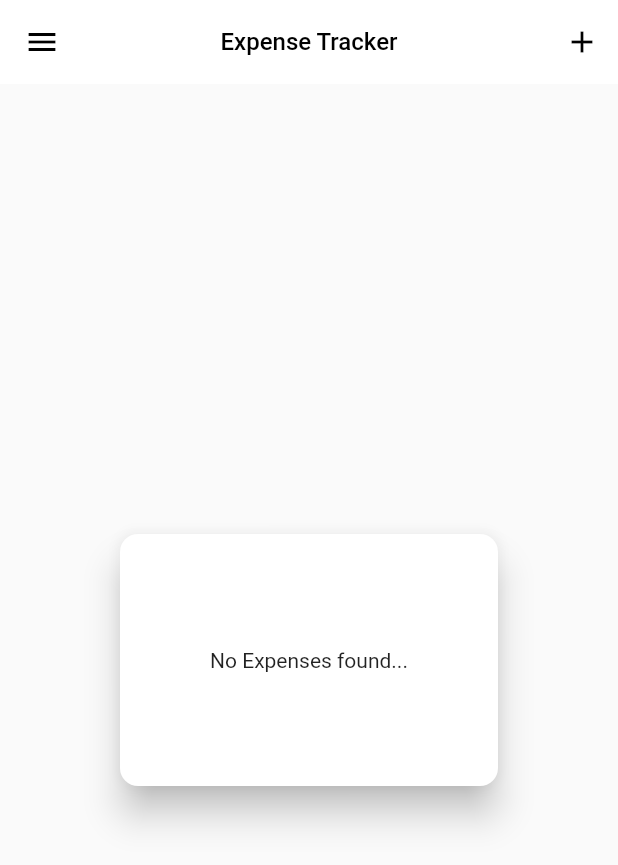
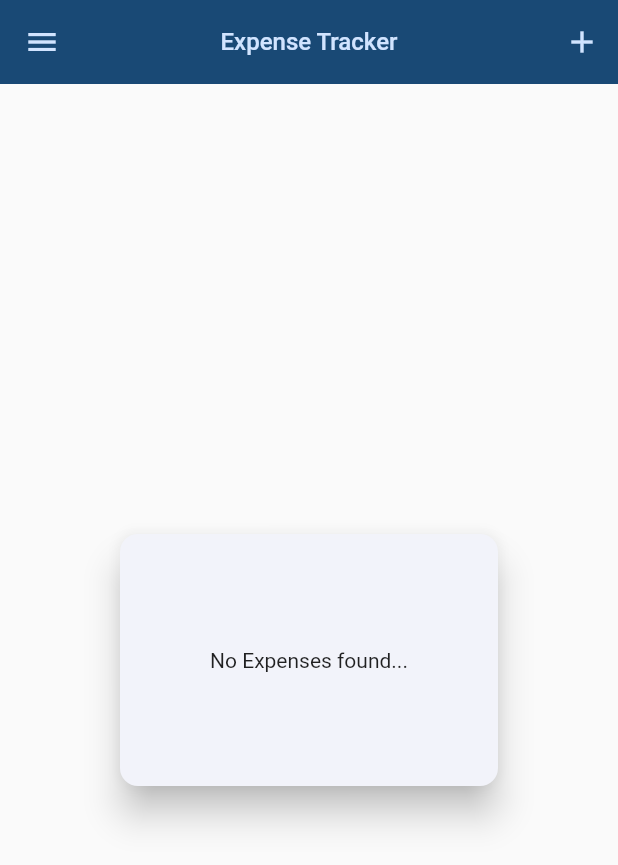
Before and after one commit to GetRighhttt/ExpenseTrackerFlutter, a Flutter app: the screen it shows after launch, on a phone screen of 412 x 824 dp. Shown: the top 865 px of the screen. Run offline on Flutter 3.47's test engine with Material 2 defaults, Android fonts, the phone set to English and light mode, and no system bars.

Commit message:
theming text and styling dark and light mode.

```diff
--- a/expense_tracker/lib/main.dart
+++ b/expense_tracker/lib/main.dart
@@ -1,5 +1,11 @@
 import 'package:flutter/material.dart';
 import 'pages/expense_page.dart';
+
+// defining a color scheme for theming using fromSeed which defines colors that
+// automatically work with the color defined by Flutter
+var kColorScheme = ColorScheme.fromSeed(seedColor: Colors.blue);
+var kDarkColorScheme = ColorScheme.fromSeed(
+    brightness: Brightness.dark, seedColor: Colors.blue.shade900);
 
 void main() {
   runApp(const MyApp());
@@ -8,14 +14,62 @@ void main() {
 class MyApp extends StatelessWidget {
   const MyApp({super.key});
 
+// working with theming and figuring out how it works
   @override
   Widget build(BuildContext context) {
     return MaterialApp(
       title: 'Expense Tracker',
       debugShowCheckedModeBanner: false,
+      darkTheme: ThemeData.dark().copyWith(
+        useMaterial3: true,
+        colorScheme: kDarkColorScheme,
+        cardTheme: const CardTheme().copyWith(
+          elevation: 10,
+          margin: const EdgeInsets.all(10),
+        ),
+        textTheme: ThemeData().textTheme.copyWith(
+              bodyLarge: TextStyle(
+                fontWeight: FontWeight.w500,
+                fontSize: 16,
+                color: kDarkColorScheme.onPrimaryContainer,
+              ),
+              bodyMedium: TextStyle(
+                fontWeight: FontWeight.w500,
+                fontSize: 16,
+                color: kDarkColorScheme.onPrimaryContainer,
+              ),
+              titleMedium: TextStyle(
+                fontWeight: FontWeight.w500,
+                fontSize: 16,
+                color: kDarkColorScheme.onPrimaryContainer,
+              ),
+              titleLarge: TextStyle(
+                fontWeight: FontWeight.w500,
+                fontSize: 16,
+                color: kDarkColorScheme.onPrimaryContainer,
+              ),
+            ),
+      ),
       theme: ThemeData().copyWith(
         useMaterial3: true,
+        colorScheme: kColorScheme,
+        appBarTheme: const AppBarTheme().copyWith(
+          backgroundColor: kColorScheme.onPrimaryContainer,
+          foregroundColor: kColorScheme.primaryContainer,
+        ),
+        cardTheme: const CardTheme().copyWith(
+          elevation: 10,
+          margin: const EdgeInsets.all(10),
+        ),
+        textTheme: ThemeData().textTheme.copyWith(
+              titleLarge: TextStyle(
+                fontWeight: FontWeight.w500,
+                fontSize: 16,
+                color: Theme.of(context).primaryColorLight,
+              ),
+            ),
       ),
+      themeMode: ThemeMode.system, // default theme
       home: const ExpenseTrackerPage(),
     );
   }
--- a/expense_tracker/lib/pages/expense_page.dart
+++ b/expense_tracker/lib/pages/expense_page.dart
@@ -87,10 +87,6 @@ class _ExpenseTrackerPageState extends State<ExpenseTrackerPage> {
       appBar: AppBar(
         title: const Text(
           'Expense Tracker',
-          style: TextStyle(
-            fontSize: 16,
-            fontWeight: FontWeight.w500,
-          ),
         ),
         centerTitle: true,
         leading: IconButton(
--- a/expense_tracker/lib/widgets/expense_item.dart
+++ b/expense_tracker/lib/widgets/expense_item.dart
@@ -10,8 +10,6 @@ class ExpenseItemWidget extends StatelessWidget {
   @override
   Widget build(BuildContext context) {
     return Card(
-      elevation: 10,
-      margin: const EdgeInsets.all(5.0),
       child: Container(
         alignment: Alignment.topLeft,
         padding: const EdgeInsets.symmetric(
@@ -19,8 +17,12 @@ class ExpenseItemWidget extends StatelessWidget {
           vertical: 16,
         ),
         child: Column(
+          crossAxisAlignment: CrossAxisAlignment.start,
           children: [
-            Text(expense.title),
+            Text(
+              // using themes to style text
+              expense.title,
+            ),
             const SizedBox(
               height: 4,
             ),
--- a/expense_tracker/lib/widgets/expenses_list_widget.dart
+++ b/expense_tracker/lib/widgets/expenses_list_widget.dart
@@ -20,6 +20,13 @@ class ExpenseListWidget extends StatelessWidget {
       // display one item per expense with ExpenseItemWWidget
       // also makes item dismissible
       itemBuilder: (context, index) => Dismissible(
+        background: Container(
+          color: Theme.of(context).colorScheme.error.withOpacity(.80),
+          margin: const EdgeInsets.symmetric(
+            horizontal: 16,
+            vertical: 16,
+          ),
+        ),
         key: ValueKey(expenses[index]),
         onDismissed: (direction) {
           onDismissedExpense(expenses[index]);
```
